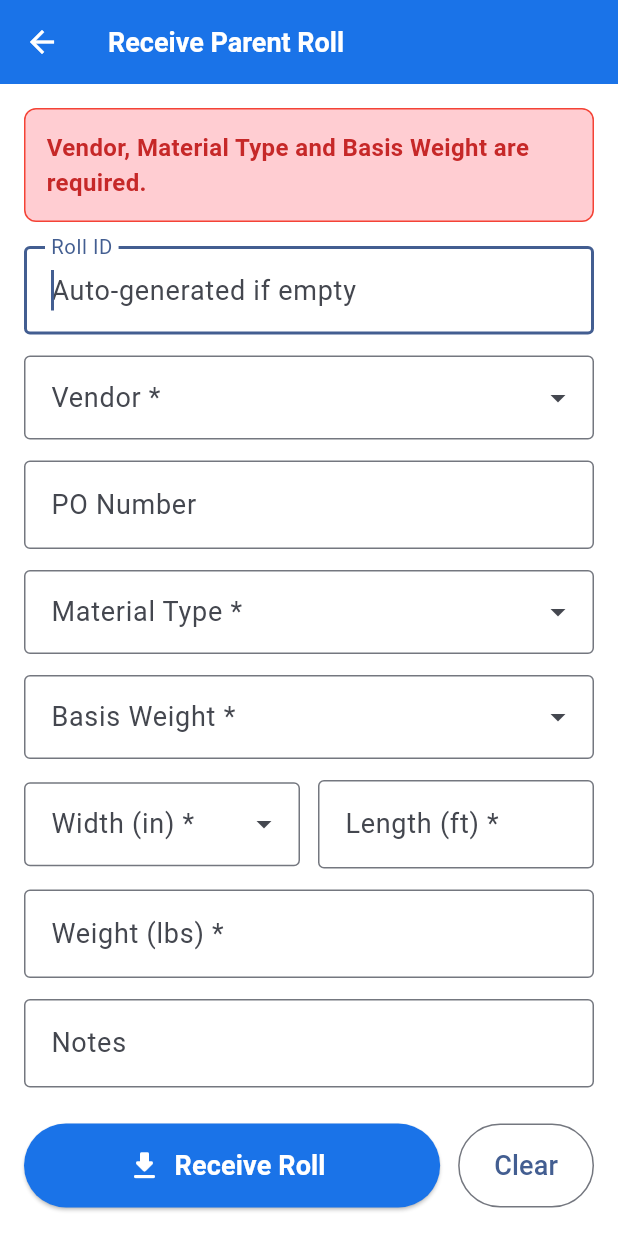
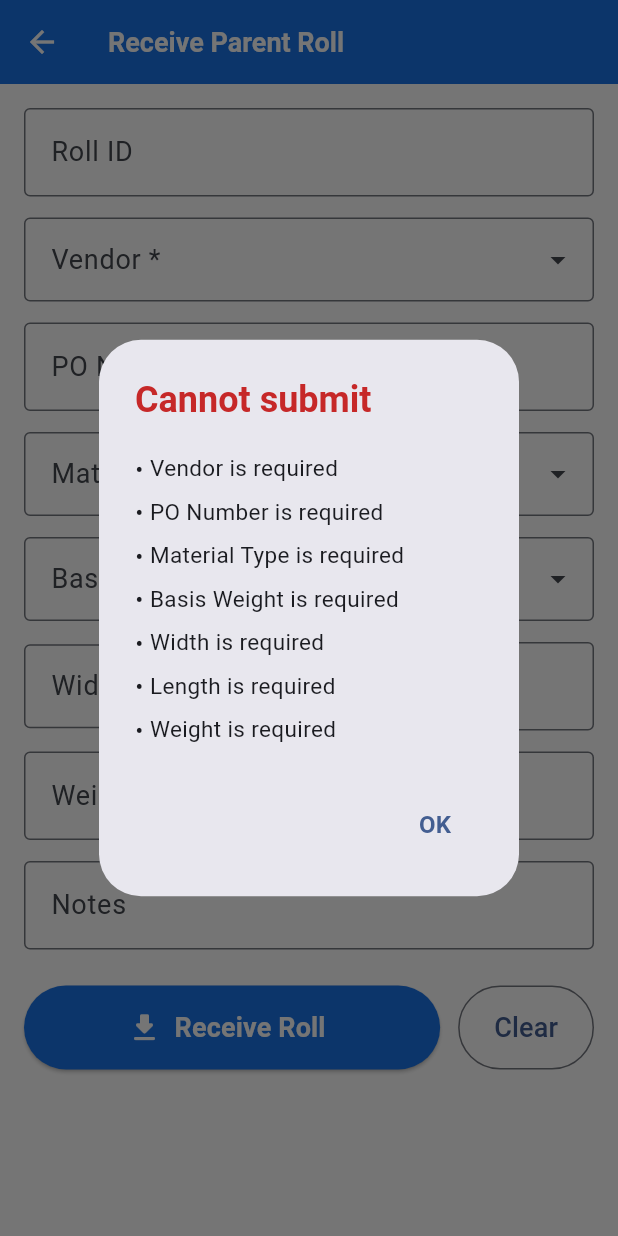
Before and after one commit to servairmarketing/compleat-mobile, a Flutter app: the ReceiveScreen screen opened directly, after a tap on "Receive Roll", on a phone screen of 412 x 824 dp. Run offline on Flutter 3.47's test engine with Material 3 defaults, Android fonts, the phone set to English and light mode, and no system bars; drawn by our look-alikes of dropdown_search; our stand-ins replace dio, open_filex, package_info_plus, shared_preferences, sqflite; accounts and stored records are empty; network calls fail.

Commit message:
fix: 4-bug batch (custom role display, web forced-change error, receive duplicate check, submit validation popups); 1.0.43+44
Mobile changes only — the matching backend & web changes are deployed
separately (the backend / public/ tree lives outside git in this repo
layout). Bumps to 1.0.43+44.

Bug #3 (display only, backend/web): /users/list and /users/me now
resolve a stored role UUID via the roles collection and return
`role_display` / `role_name`. users.html prefers those over the
parallel-loaded allRoles cache (race-free).

Bug #5 (web change-password): change-password.html now uses fetch()
directly, treats only thrown network errors as "Could not reach
server", surfaces server detail strings on 4xx, redirects on 401, and
detaches the forced-mode beforeunload guard before redirecting on
success.

Bug #6 (mobile): Receive + Stock Take Initial Parent Entry now check
Roll ID uniqueness on focus-out and on scan submit (GET /rolls/{id});
inline error under the field with red border, submit button disabled
while error is set, scan does not auto-advance focus when duplicate.
Editing the field clears the error until the next check.

Bug #7 (mobile + web):
 - 7a: PO Number now required in mobile Receive.
 - 7b: Mobile Receive / Production / Sales / Conversion / Stock Take
   Initial Parent / Initial Child / Change Password / Forced Password
   Change collect every validation failure and surface them in a modal
   pop-up (lib/screens/validation_dialog.dart). Scan-flow inline
   errors (parent mismatch, composite parse, out-of-stock, etc.) are
   left as-is.
 - 7c: Web Receive / Production / Sales / Conversion / Stock Take /
   Change Password use a shared showValidationDialog() in auth.js with
   the same modal pattern; inline scan-flow errors untouched.
 - Login banner and composite/printer code untouched.

Co-Authored-By: Claude Opus 4.7 (1M context) <noreply@anthropic.com>

```diff
--- a/lib/screens/receive_screen.dart
+++ b/lib/screens/receive_screen.dart
@@ -4,6 +4,7 @@ import 'dart:convert';
 import '../services/api_service.dart';
 import '../services/local_db.dart';
 import 'login_screen.dart';
+import 'validation_dialog.dart';
 
 class ReceiveScreen extends StatefulWidget {
   const ReceiveScreen({super.key});
@@ -49,12 +50,24 @@ class _ReceiveScreenState extends State<ReceiveScreen> {
   String? _message;
   bool _messageSuccess = false;
 
+  // Bug #6 — inline duplicate Roll ID check.
+  String? _rollIdError;          // shown under the Roll ID field
+  String _lastCheckedRollId = '';// avoid hitting the API for unchanged value
+  bool _rollIdChecking = false;
+
   @override
   void initState() {
     super.initState();
     _loadMasters();
     WidgetsBinding.instance.addPostFrameCallback((_) {
       if (mounted) _rollIdFocusNode.requestFocus();
+    });
+    // Check for duplicate Roll ID when the field loses focus (typed entry).
+    // Scan-completed events fire onSubmitted, which is wired separately.
+    _rollIdFocusNode.addListener(() {
+      if (!_rollIdFocusNode.hasFocus) {
+        _checkRollIdDuplicate(_rollIdController.text.trim());
+      }
     });
   }
 
@@ -138,21 +151,66 @@ class _ReceiveScreenState extends State<ReceiveScreen> {
     }
   }
 
-  Future<void> _submit() async {
-    if (_selectedVendor == null || _selectedMaterialType == null || _selectedBasisWeight == null) {
-      setState(() {
-        _message = 'Vendor, Material Type and Basis Weight are required.';
-        _messageSuccess = false;
-      });
+  Future<void> _checkRollIdDuplicate(String rollId) async {
+    if (rollId.isEmpty) {
+      // Empty is allowed in Receive — server auto-generates.
+      if (_rollIdError != null) setState(() => _rollIdError = null);
+      _lastCheckedRollId = '';
       return;
     }
-    if (_selectedWidth == null ||
-        _lengthController.text.trim().isEmpty ||
-        _weightController.text.trim().isEmpty) {
-      setState(() {
-        _message = 'Width, Length and Weight are required.';
-        _messageSuccess = false;
-      });
+    if (rollId == _lastCheckedRollId) return;
+    _lastCheckedRollId = rollId;
+    setState(() => _rollIdChecking = true);
+    final res = await ApiService.get('/rolls/$rollId');
+    if (!mounted) return;
+    setState(() => _rollIdChecking = false);
+    // /rolls/{id} returns {"roll": {...}} on hit, {"detail": "...not found."} on
+    // 404. Anything else (network error / session_expired) we silently ignore;
+    // the server-side check at submit time is the final guard.
+    if (res['roll'] != null) {
+      // Only set the error if the field hasn't been edited since.
+      if (_rollIdController.text.trim() == rollId) {
+        setState(() => _rollIdError =
+            'Roll ID already exists. Please scan a different roll or correct the value.');
+      }
+    } else {
+      if (_rollIdController.text.trim() == rollId) {
+        setState(() => _rollIdError = null);
+      }
+    }
+  }
+
+  void _onRollIdChanged(String value) {
+    // If the user edits the value after we flagged it, clear the error until
+    // the next focus-out or submit triggers a re-check.
+    if (_rollIdError != null) {
+      setState(() => _rollIdError = null);
+    }
+    _lastCheckedRollId = '';
+  }
+
+  Future<void> _submit() async {
+    final issues = <String>[];
+    if (_selectedVendor == null) issues.add('Vendor is required');
+    if (_poController.text.trim().isEmpty) issues.add('PO Number is required');
+    if (_selectedMaterialType == null) issues.add('Material Type is required');
+    if (_selectedBasisWeight == null) issues.add('Basis Weight is required');
+    if (_selectedWidth == null) issues.add('Width is required');
+    if (_lengthController.text.trim().isEmpty) {
+      issues.add('Length is required');
+    } else if (double.tryParse(_lengthController.text.trim()) == null) {
+      issues.add('Length must be a number');
+    }
+    if (_weightController.text.trim().isEmpty) {
+      issues.add('Weight is required');
+    } else if (double.tryParse(_weightController.text.trim()) == null) {
+      issues.add('Weight must be a number');
+    }
+    if (_rollIdError != null) {
+      issues.add('Roll ID already exists — please correct before submitting');
+    }
+    if (issues.isNotEmpty) {
+      await showValidationDialog(context, issues);
       return;
     }
     setState(() => _submitting = true);
@@ -192,7 +250,9 @@ class _ReceiveScreenState extends State<ReceiveScreen> {
       _selectedVendor = null;
       _selectedMaterialType = null;
       _selectedBasisWeight = null;
+      _rollIdError = null;
     });
+    _lastCheckedRollId = '';
     FocusScope.of(context).unfocus();
     if (_scrollController.hasClients) {
       _scrollController.animateTo(0,
@@ -246,7 +306,12 @@ class _ReceiveScreenState extends State<ReceiveScreen> {
                     focusNode: _rollIdFocusNode,
                     keyboardType: TextInputType.emailAddress,
                     textInputAction: TextInputAction.next,
-                    onSubmitted: (_) => _focusAndOpenDropdown(_vendorFocusNode, _vendorDropdownKey)),
+                    onChanged: _onRollIdChanged,
+                    errorText: _rollIdError,
+                    onSubmitted: (val) {
+                      _checkRollIdDuplicate(val.trim());
+                      _focusAndOpenDropdown(_vendorFocusNode, _vendorDropdownKey);
+                    }),
                 const SizedBox(height: 14),
 
                 _buildVendorDropdown(),
@@ -355,7 +420,7 @@ class _ReceiveScreenState extends State<ReceiveScreen> {
                         height: 56,
                         child: ElevatedButton.icon(
                           key: const Key('submitButton'),
-                          onPressed: _submitting ? null : _submit,
+                          onPressed: (_submitting || _rollIdError != null) ? null : _submit,
                           icon: _submitting
                             ? const SizedBox(width: 20, height: 20,
                                 child: CircularProgressIndicator(strokeWidth: 2, color: Colors.white))
@@ -389,7 +454,8 @@ class _ReceiveScreenState extends State<ReceiveScreen> {
       {bool autofocus = false, String? hint,
        FocusNode? focusNode, bool multiline = false,
        TextInputType? keyboardType, TextInputAction? textInputAction,
-       Function(String)? onSubmitted, Key? widgetKey}) {
+       Function(String)? onSubmitted, Function(String)? onChanged,
+       String? errorText, Key? widgetKey}) {
     return TextField(
       key: widgetKey,
       controller: controller,
@@ -404,10 +470,12 @@ class _ReceiveScreenState extends State<ReceiveScreen> {
       maxLines: multiline ? 3 : 1,
       minLines: multiline ? 1 : null,
       onSubmitted: onSubmitted,
+      onChanged: onChanged,
       style: const TextStyle(fontSize: 18),
       decoration: InputDecoration(
         labelText: label,
         hintText: hint,
+        errorText: errorText,
         border: const OutlineInputBorder(),
         contentPadding: const EdgeInsets.symmetric(vertical: 16, horizontal: 14),
       ),
--- /dev/null
+++ b/lib/screens/validation_dialog.dart
@@ -0,0 +1,35 @@
+import 'package:flutter/material.dart';
+
+Future<void> showValidationDialog(BuildContext context, List<String> issues, {String title = 'Cannot submit'}) {
+  return showDialog<void>(
+    context: context,
+    barrierDismissible: false,
+    builder: (ctx) => AlertDialog(
+      title: Text(title, style: const TextStyle(color: Color(0xFFc62828), fontWeight: FontWeight.bold)),
+      content: SingleChildScrollView(
+        child: Column(
+          mainAxisSize: MainAxisSize.min,
+          crossAxisAlignment: CrossAxisAlignment.start,
+          children: issues
+              .map((i) => Padding(
+                    padding: const EdgeInsets.symmetric(vertical: 3),
+                    child: Row(
+                      crossAxisAlignment: CrossAxisAlignment.start,
+                      children: [
+                        const Text('• ', style: TextStyle(fontSize: 16)),
+                        Expanded(child: Text(i, style: const TextStyle(fontSize: 15))),
+                      ],
+                    ),
+                  ))
+              .toList(),
+        ),
+      ),
+      actions: [
+        TextButton(
+          onPressed: () => Navigator.of(ctx).pop(),
+          child: const Text('OK', style: TextStyle(fontSize: 16, fontWeight: FontWeight.bold)),
+        ),
+      ],
+    ),
+  );
+}
--- a/pubspec.yaml
+++ b/pubspec.yaml
@@ -1,7 +1,7 @@
 name: compleat_mobile
 description: Com-Pleat Inventory Management Mobile App
 publish_to: 'none'
-version: 1.0.42+43
+version: 1.0.43+44
 
 environment:
   sdk: '>=3.0.0 <4.0.0'
```
Also changed, not shown: lib/screens/change_password_screen.dart (+13 -8 lines), lib/screens/conversion_screen.dart (+8 -9 lines), lib/screens/forced_password_change_screen.dart (+13 -8 lines), lib/screens/production_screen.dart (+13 -7 lines), lib/screens/sales_screen.dart (+8 -16 lines), lib/screens/stocktake_screen.dart (+92 -25 lines), pubspec.lock, 1 other file.
